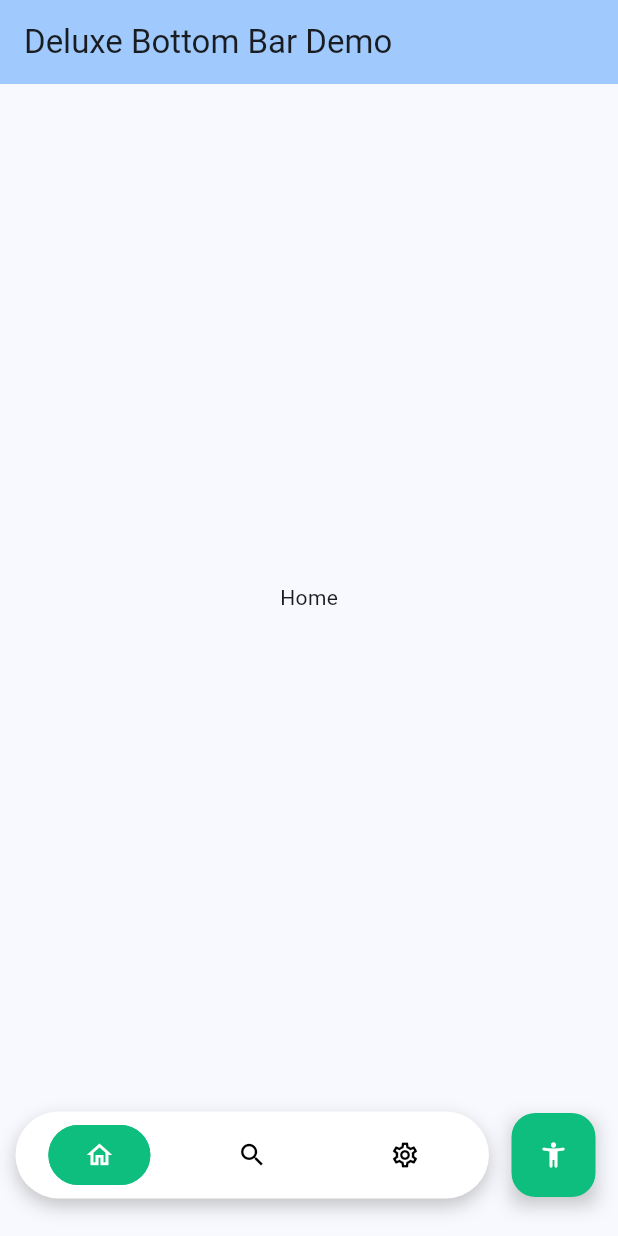
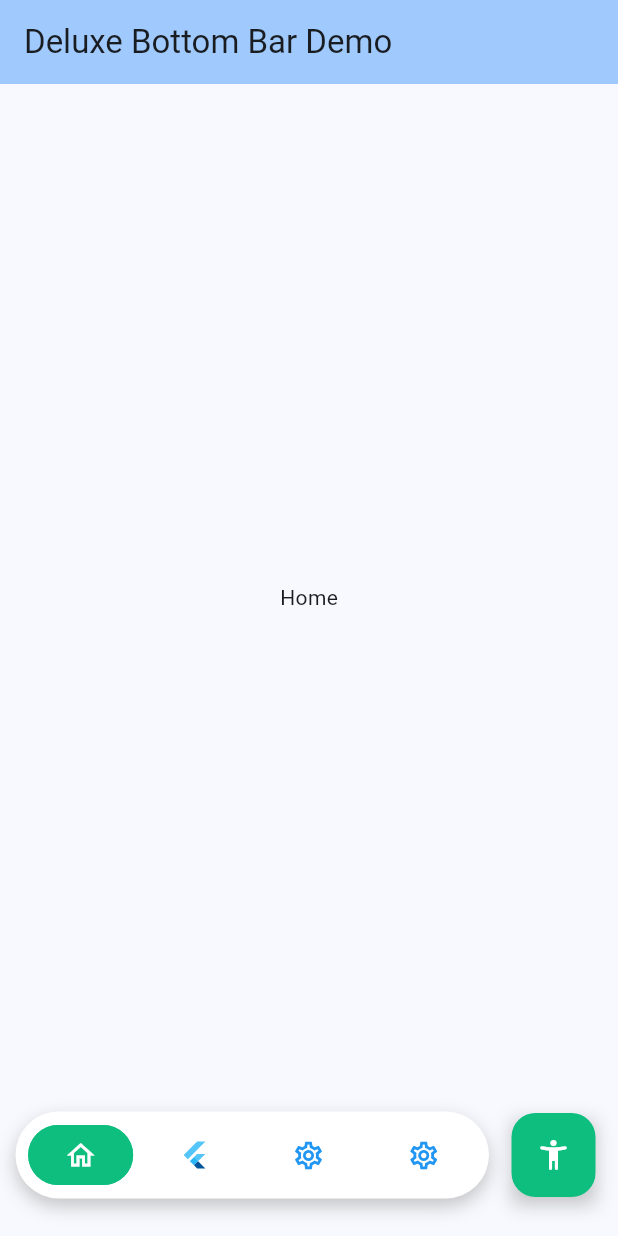
Before and after one commit to DyrALT/Deluxe-Bottom-Bar, a Flutter app: the screen it shows after launch, on a phone screen of 412 x 824 dp. Run offline on Flutter 3.47's test engine with Material 3 defaults, Android fonts, the phone set to English and light mode, and no system bars.

Commit message:
Update CHANGELOG for version 1.1.0, enhance DeluxeBottomBar styles, and refactor icon handling to use widgets

```diff
--- a/example/lib/main.dart
+++ b/example/lib/main.dart
@@ -71,21 +71,39 @@ class _MyHomePageState extends State<MyHomePage> {
         ),
         buttonStyle: const DeluxeBottomBarButtonStyle(
           selectedButtonBackgroundColor: Color(0xff0ebe7e),
+          iconSize: 22,
+          iconColor: Colors.blue,
+          selectedButtonIconColor: Colors.white,
         ),
         actionButtonStyle: const DeluxeBottomBarActionButtonStyle(
           backgroundColor: Color(0xff0ebe7e),
-          icon: Icons.accessibility_new_rounded,
+          widget: Icon(
+            Icons.accessibility_new_rounded,
+            color: Colors.white,
+          ),
         ),
         items: const [
           DeluxeBottomBarItem(
-            icon: Icons.home_outlined,
+            icon: Icon(
+              Icons.home_outlined,
+            ),
           ),
           DeluxeBottomBarItem(
-            icon: Icons.search_outlined,
+            icon: FlutterLogo(
+              size: 20,
+            ),
             tooltip: 'Search',
           ),
           DeluxeBottomBarItem(
-            icon: Icons.settings_outlined,
+            icon: Icon(
+              Icons.settings_outlined,
+            ),
+            tooltip: 'Settings',
+          ),
+          DeluxeBottomBarItem(
+            icon: Icon(
+              Icons.settings_outlined,
+            ),
             tooltip: 'Settings',
           ),
         ],
--- a/lib/src/deluxe_bottom_bar.dart
+++ b/lib/src/deluxe_bottom_bar.dart
@@ -105,9 +105,7 @@ class _DeluxeBottomBarState extends State<DeluxeBottomBar>
           _ActionButton(
             onActionButtonTapped: widget.onActionButtonTapped,
             backgroundColor: widget.actionButtonStyle.backgroundColor,
-            iconColor: widget.actionButtonStyle.iconColor,
-            icon: widget.actionButtonStyle.icon,
-            iconSize: widget.buttonStyle.iconSize,
+            widget: widget.actionButtonStyle.widget,
             boxShadow: widget.style.boxShadow,
           ),
         ],
--- a/lib/src/models/deluxe_bottom_bar_action_button_style.dart
+++ b/lib/src/models/deluxe_bottom_bar_action_button_style.dart
@@ -3,18 +3,16 @@ import 'package:flutter/material.dart';
 /// A style configuration class for the action button in the DeluxeBottomBar.
 ///
 /// This class allows customization of the action button's appearance,
-/// including its background and icon colors, to match the overall
+/// including its background to match the overall
 /// design of the bottom bar.
 class DeluxeBottomBarActionButtonStyle {
   /// Creates a style configuration for the DeluxeBottomBar's action button.
   ///
   /// [backgroundColor] defines the button's background color.
-  /// [iconColor] defines the color of the button's icon.
-  /// [icon] sets the icon displayed in the action button.
+  /// [widget] sets the icon displayed in the action button.
   const DeluxeBottomBarActionButtonStyle({
+    this.widget,
     this.backgroundColor,
-    this.iconColor,
-    this.icon = Icons.add,
   });
 
   /// The background color of the action button.
@@ -22,15 +20,6 @@ class DeluxeBottomBarActionButtonStyle {
   /// If left null, the default background color will be used.
   final Color? backgroundColor;
 
-  /// The color of the icon displayed in the action button.
-  ///
-  /// If null, the icon color will default to a standard value.
-  final Color? iconColor;
-
   /// The icon displayed in the action button.
-  ///
-  /// If not provided, the icon will default to the add icon.
-  final IconData icon;
-
-
+  final Widget? widget;
 }
--- a/lib/src/models/deluxe_bottom_bar_item.dart
+++ b/lib/src/models/deluxe_bottom_bar_item.dart
@@ -18,7 +18,7 @@ class DeluxeBottomBarItem {
   ///
   /// This icon visually represents the item, providing quick access to the
   /// function it performs when tapped.
-  final IconData icon;
+  final Widget icon;
 
   /// An optional tooltip that describes the item's purpose.
   ///
--- a/lib/src/widgets/action_button.dart
+++ b/lib/src/widgets/action_button.dart
@@ -10,16 +10,12 @@ class _ActionButton extends StatelessWidget {
   ///
   /// [onActionButtonTapped] is triggered when the button is tapped.
   /// [backgroundColor] sets the button's background color.
-  /// [iconColor] changes the color of the add icon.
-  /// [iconSize] adjusts the size of the add icon.
-  /// [icon] specifies the icon displayed in the action button.
+  /// [widget] specifies the icon displayed in the action button.
   /// [boxShadow] applies a shadow effect to the action button.
   const _ActionButton({
-    required this.iconSize,
-    required this.icon,
+    required this.widget,
     this.onActionButtonTapped,
     this.backgroundColor,
-    this.iconColor,
     this.boxShadow,
   });
 
@@ -34,20 +30,8 @@ class _ActionButton extends StatelessWidget {
   /// If not set, this color defaults to the button's standard color.
   final Color? backgroundColor;
 
-  /// The color of the add icon within the action button.
-  ///
-  /// If not provided, this color defaults to white for visibility.
-  final Color? iconColor;
-
-  /// The size of the icon displayed in the action button.
-  ///
-  /// If not provided, the icon will default to a standard size.
-  final double iconSize;
-
   /// The icon displayed in the action button.
-  ///
-  /// If not provided, the icon will default to the add icon.
-  final IconData icon;
+  final Widget? widget;
 
   /// The shadow effect applied to the action button.
   final List<BoxShadow>? boxShadow;
@@ -64,11 +48,7 @@ class _ActionButton extends StatelessWidget {
           onPressed: () => onActionButtonTapped?.call(),
           elevation: 0,
           backgroundColor: backgroundColor,
-          child: Icon(
-            icon,
-            color: iconColor ?? Colors.white,
-            size: iconSize,
-          ),
+          child: widget,
         ),
       ),
     );
--- a/lib/src/widgets/item_button.dart
+++ b/lib/src/widgets/item_button.dart
@@ -28,7 +28,7 @@ class _DeluxeBottomBarItemButton extends StatelessWidget {
   final String? tooltip;
 
   /// The icon displayed within the button.
-  final IconData icon;
+  final Widget icon;
 
   /// The size of the icon displayed within the button.
   final double iconSize;
@@ -64,11 +64,18 @@ class _DeluxeBottomBarItemButton extends StatelessWidget {
         ),
         backgroundColor: backgroundColor,
       ),
-      child: Icon(
-        icon,
-        size: iconSize,
-        color: iconColor,
+      child: IconTheme(
+        data: IconThemeData(
+          color: iconColor,
+          size: iconSize,
+        ),
+        child: icon,
       ),
+      // child: Icon(
+      //   icon,
+      //   size: iconSize,
+      //   color: iconColor,
+      // ),
     );
   }
 }
--- a/pubspec.yaml
+++ b/pubspec.yaml
@@ -1,6 +1,6 @@
 name: deluxe_bottom_bar
 description: "Deluxe Bottom Bar is a Flutter package that provides a customizable bottom navigation bar for your Flutter applications."
-version: 1.0.4
+version: 1.1.0
 homepage: https://github.com/DyrALT/Deluxe-Bottom-Bar
 repository: https://github.com/DyrALT/Deluxe-Bottom-Bar
 issue_tracker: https://github.com/DyrALT/Deluxe-Bottom-Bar/issues
```
Also changed, not shown: lib/src/models/deluxe_bottom_bar_style.dart (line endings or trailing spaces), 1 other file.
